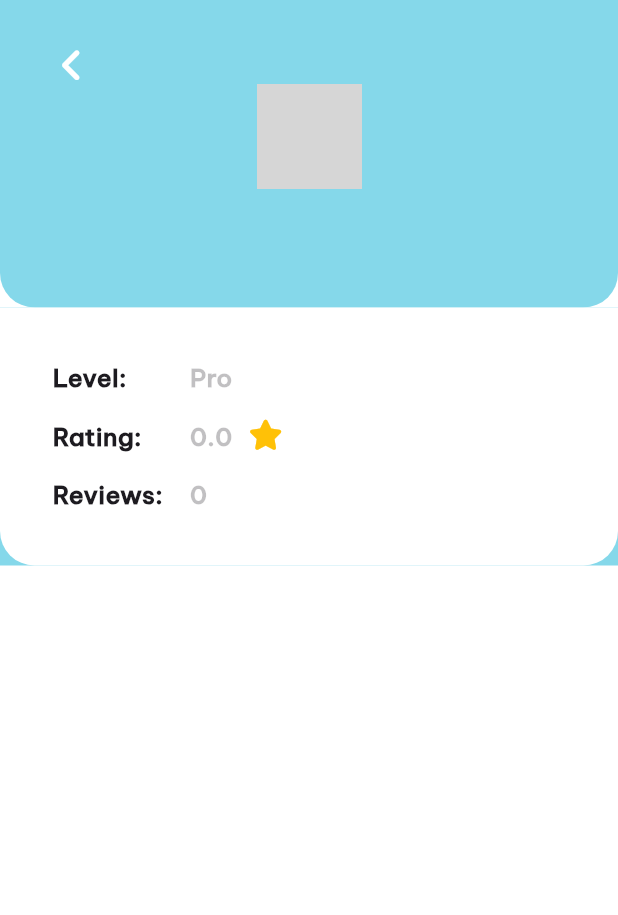
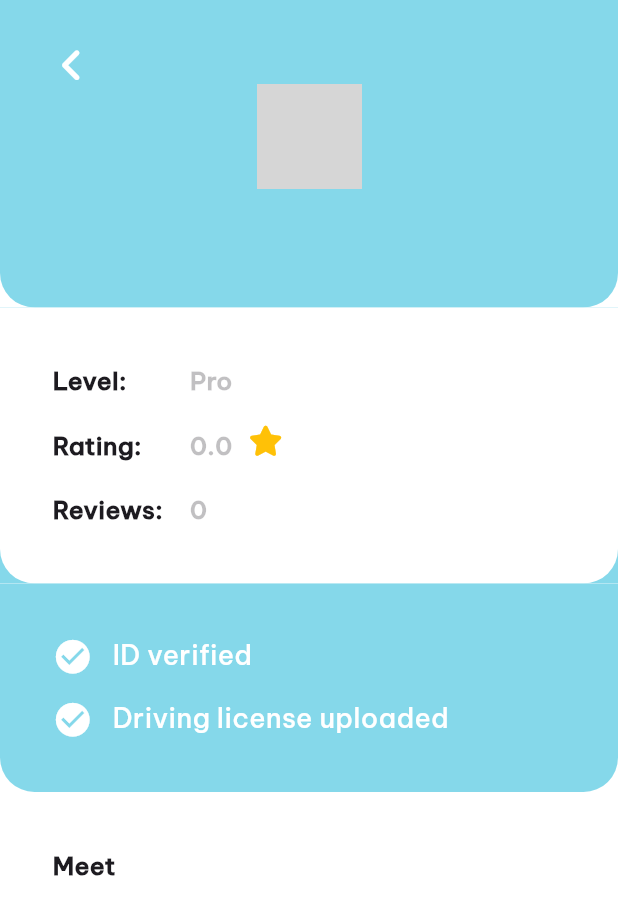
Before and after one commit to HadeerMo/CarPoolin, a Flutter app: the DriveProfilePage screen opened directly with empty values, on a phone screen of 412 x 824 dp. Shown: the top 915 px of the screen. Run offline on Flutter 3.47's test engine with Material 3 defaults, Android fonts, the light colour scheme and no system bars; our stand-ins replace bloc, dartz, dio, flutter_bloc, font_awesome_flutter, get_it and 1 more; network calls fail; grey boxes are pictures that could not be loaded.

Commit message:
end of Driver Profile

```diff
--- a/lib/features/driver_profile/presentation/widgets/custom_drive_profile_title.dart
+++ b/lib/features/driver_profile/presentation/widgets/custom_drive_profile_title.dart
@@ -10,7 +10,8 @@ class CustomDriveProfileTitle extends StatelessWidget {
   Widget build(BuildContext context) {
     return Text(
       text,
-      style: const TextStyle(fontSize: 16.5, fontWeight: FontWeight.bold),
+      style: const TextStyle(fontSize: 16.5, fontWeight: FontWeight.bold,height: 1.7),
+      softWrap: true,
     );
   }
 }
--- a/lib/features/driver_profile/presentation/widgets/drive_profile_body.dart
+++ b/lib/features/driver_profile/presentation/widgets/drive_profile_body.dart
@@ -3,8 +3,10 @@ import 'package:car_pooling/core/models/carpoolin_model.dart';
 import 'package:car_pooling/core/utils/methods/custom_border_radius.dart';
 import 'package:car_pooling/features/driver_profile/presentation/widgets/custom_drive_profile_appbar.dart';
 import 'package:car_pooling/features/driver_profile/presentation/widgets/custom_drive_profile_title.dart';
+import 'package:car_pooling/features/driver_profile/presentation/widgets/drive_profile_licence_part.dart';
+import 'package:car_pooling/features/driver_profile/presentation/widgets/drive_profile_rating_part.dart';
+import 'package:car_pooling/features/driver_profile/presentation/widgets/driver_profile_details_part.dart';
 import 'package:flutter/material.dart';
-import 'package:font_awesome_flutter/font_awesome_flutter.dart';
 
 class DriveProfileBody extends StatelessWidget {
   const DriveProfileBody({super.key, required this.carpoolinModel});
@@ -14,63 +16,12 @@ class DriveProfileBody extends StatelessWidget {
     return ListView(
       children: [
         CustomDriveProfileAppbar(carpoolinModel: carpoolinModel),
-        Container(
-          color: kappMainColor,
-          child: Container(
-            width: double.infinity,
-            decoration: BoxDecoration(
-              color: Colors.white,
-              borderRadius: customBorderRadius(),
-            ),
-            child: Padding(
-              padding: const EdgeInsets.all(35),
-              child: Row(
-                crossAxisAlignment: CrossAxisAlignment.start,
-                children: [
-                  const Column(
-                    crossAxisAlignment: CrossAxisAlignment.start,
-                    children: [
-                      CustomDriveProfileTitle(text: 'Level:'),
-                      SizedBox(height: 15),
-                      CustomDriveProfileTitle(text: 'Rating:'),
-                      SizedBox(height: 15),
-                      CustomDriveProfileTitle(text: 'Reviews:'),
-                    ],
-                  ),
-                  const SizedBox(width: 18),
-                  Column(
-                    crossAxisAlignment: CrossAxisAlignment.start,
-                    children: [
-                      const Opacity(
-                          opacity: .27,
-                          child: CustomDriveProfileTitle(text: 'Pro')),
-                      const SizedBox(height: 15),
-                      Row(
-                        crossAxisAlignment: CrossAxisAlignment.start,
-                        children: [
-                          Opacity(
-                            opacity: .27,
-                            child: CustomDriveProfileTitle(text: carpoolinModel.rate.toString()),
-                          ),
-                          const SizedBox(width: 11),
-                          const Icon(
-                            FontAwesomeIcons.solidStar,
-                            color: Colors.amber,
-                            size: 20,
-                          ),
-                        ],
-                      ),
-                      const SizedBox(height: 15),
-                      Opacity(
-                          opacity: .27,
-                          child: CustomDriveProfileTitle(text: carpoolinModel.reviewsNum.toString())),
-                    ],
-                  )
-                ],
-              ),
-            ),
-          ),
+        DriveProfileRatingPart(
+          rating: carpoolinModel.rate.toString(),
+          reviewsNum: carpoolinModel.reviewsNum.toString(),
         ),
+        const DriveProfileLicencePart(),
+        DriverProfileDetailsPart(carpoolinModel: carpoolinModel)
       ],
     );
   }
--- /dev/null
+++ b/lib/features/driver_profile/presentation/widgets/drive_profile_licence_item.dart
@@ -0,0 +1,31 @@
+import 'package:flutter/material.dart';
+
+class DriveProfileLicenceItem extends StatelessWidget {
+  const DriveProfileLicenceItem({
+    super.key, required this.text,
+  });
+  final String text;
+  @override
+  Widget build(BuildContext context) {
+    return Row(
+      children: [
+        const Icon(
+          Icons.check_circle_sharp,
+          color: Colors.white,
+          size: 27,
+        ),
+        const SizedBox(
+          width: 13,
+        ),
+        Text(
+          text,
+          style: const TextStyle(
+            fontSize: 18,
+            // fontWeight: FontWeight.bold,
+            color: Colors.white,
+          ),
+        )
+      ],
+    );
+  }
+}
--- /dev/null
+++ b/lib/features/driver_profile/presentation/widgets/drive_profile_licence_part.dart
@@ -0,0 +1,35 @@
+import 'package:car_pooling/constants.dart';
+import 'package:car_pooling/core/utils/methods/custom_border_radius.dart';
+import 'package:car_pooling/features/driver_profile/presentation/widgets/drive_profile_licence_item.dart';
+import 'package:flutter/material.dart';
+
+class DriveProfileLicencePart extends StatelessWidget {
+  const DriveProfileLicencePart({
+    super.key,
+  });
+
+  @override
+  Widget build(BuildContext context) {
+    return Container(
+      color: Colors.white,
+      child: Container(
+        width: double.infinity,
+        decoration: BoxDecoration(
+          color: kappMainColor,
+          borderRadius: customBorderRadius(),
+        ),
+        child: const Padding(
+          padding: EdgeInsets.all(35),
+          child: Column(
+            crossAxisAlignment: CrossAxisAlignment.start,
+            children: [
+              DriveProfileLicenceItem(text: 'ID verified'),
+              SizedBox(height: 15),
+              DriveProfileLicenceItem(text: 'Driving license uploaded'),
+            ],
+          ),
+        ),
+      ),
+    );
+  }
+}
--- /dev/null
+++ b/lib/features/driver_profile/presentation/widgets/drive_profile_rating_part.dart
@@ -0,0 +1,82 @@
+import 'package:car_pooling/constants.dart';
+import 'package:car_pooling/core/utils/methods/custom_border_radius.dart';
+import 'package:car_pooling/features/driver_profile/presentation/widgets/custom_drive_profile_title.dart';
+import 'package:flutter/material.dart';
+import 'package:font_awesome_flutter/font_awesome_flutter.dart';
+
+class DriveProfileRatingPart extends StatelessWidget {
+  const DriveProfileRatingPart({
+    super.key,
+    required this.rating,
+    required this.reviewsNum,
+  });
+
+  final String rating;
+  final String reviewsNum;
+  @override
+  Widget build(BuildContext context) {
+    return Container(
+      color: kappMainColor,
+      child: Container(
+        width: double.infinity,
+        decoration: BoxDecoration(
+          color: Colors.white,
+          borderRadius: customBorderRadius(),
+        ),
+        child: Padding(
+          padding: const EdgeInsets.all(35),
+          child: Row(
+            crossAxisAlignment: CrossAxisAlignment.start,
+            children: [
+              const Column(
+                crossAxisAlignment: CrossAxisAlignment.start,
+                children: [
+                  CustomDriveProfileTitle(text: 'Level:'),
+                  SizedBox(height: 15),
+                  CustomDriveProfileTitle(text: 'Rating:'),
+                  SizedBox(height: 15),
+                  CustomDriveProfileTitle(text: 'Reviews:'),
+                ],
+              ),
+              const SizedBox(width: 18),
+              Column(
+                crossAxisAlignment: CrossAxisAlignment.start,
+                children: [
+                  const Opacity(
+                    opacity: .27,
+                    child: CustomDriveProfileTitle(text: 'Pro'),
+                  ),
+                  const SizedBox(height: 15),
+                  Row(
+                    crossAxisAlignment: CrossAxisAlignment.start,
+                    children: [
+                      Opacity(
+                        opacity: .27,
+                        child: CustomDriveProfileTitle(
+                          text: rating,
+                        ),
+                      ),
+                      const SizedBox(width: 11),
+                      const Icon(
+                        FontAwesomeIcons.solidStar,
+                        color: Colors.amber,
+                        size: 20,
+                      ),
+                    ],
+                  ),
+                  const SizedBox(height: 15),
+                  Opacity(
+                    opacity: .27,
+                    child: CustomDriveProfileTitle(
+                      text: reviewsNum,
+                    ),
+                  ),
+                ],
+              )
+            ],
+          ),
+        ),
+      ),
+    );
+  }
+}
--- /dev/null
+++ b/lib/features/driver_profile/presentation/widgets/driver_profile_details_part.dart
@@ -0,0 +1,51 @@
+import 'package:car_pooling/core/models/carpoolin_model.dart';
+import 'package:car_pooling/core/utils/methods/custom_border_radius.dart';
+import 'package:car_pooling/features/driver_profile/presentation/widgets/custom_drive_profile_title.dart';
+import 'package:flutter/material.dart';
+
+class DriverProfileDetailsPart extends StatelessWidget {
+  const DriverProfileDetailsPart({
+    super.key,
+    required this.carpoolinModel,
+  });
+
+  final CarpoolinModel carpoolinModel;
+
+  @override
+  Widget build(BuildContext context) {
+    return Container(
+      color: Colors.white,
+      child: Container(
+        width: double.infinity,
+        decoration: BoxDecoration(
+          color: Colors.white,
+          borderRadius: customBorderRadius(),
+        ),
+        child: Padding(
+          padding: const EdgeInsets.all(35),
+          child: Column(
+            crossAxisAlignment: CrossAxisAlignment.start,
+            children: [
+              CustomDriveProfileTitle(
+                text: 'Meet ${carpoolinModel.driverName}',
+              ),
+              const SizedBox(height: 10),
+              Opacity(
+                opacity: .2,
+                child: Text(
+                  carpoolinModel.driverDetails,
+                  style: const TextStyle(
+                    fontSize: 16,
+                    fontWeight: FontWeight.bold,
+                    height: 2,
+                  ),
+                  softWrap: true,
+                ),
+              )
+            ],
+          ),
+        ),
+      ),
+    );
+  }
+}
--- a/lib/features/search_page/presentation/widgets/confirmation_part.dart
+++ b/lib/features/search_page/presentation/widgets/confirmation_part.dart
@@ -30,7 +30,7 @@ class ConfirmationPart extends StatelessWidget {
                   textAlign: TextAlign.center,
                   'By clicking on "Order Now" button I agree with Terms and Policies of using Carpoolin.',
                   softWrap: true,
-                  style: TextStyle(fontSize: 11.5, fontWeight: FontWeight.bold),
+                  style: TextStyle(fontSize: 11.5, fontWeight: FontWeight.bold,height: 1.7),
                 ),
               ),
             ),
```
